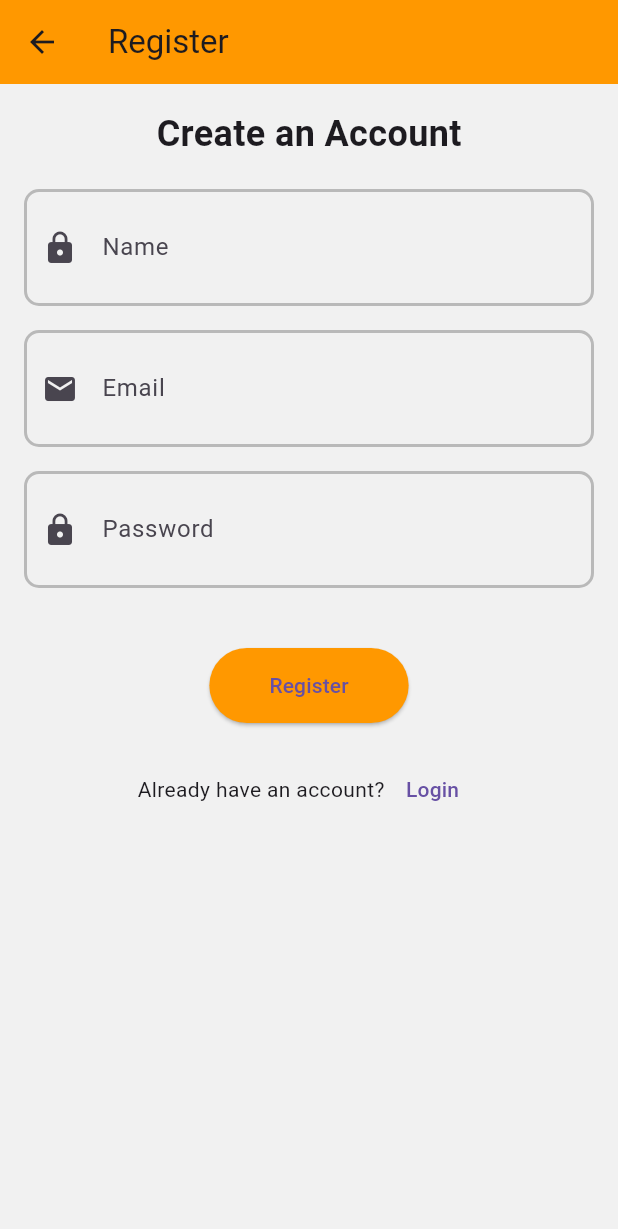
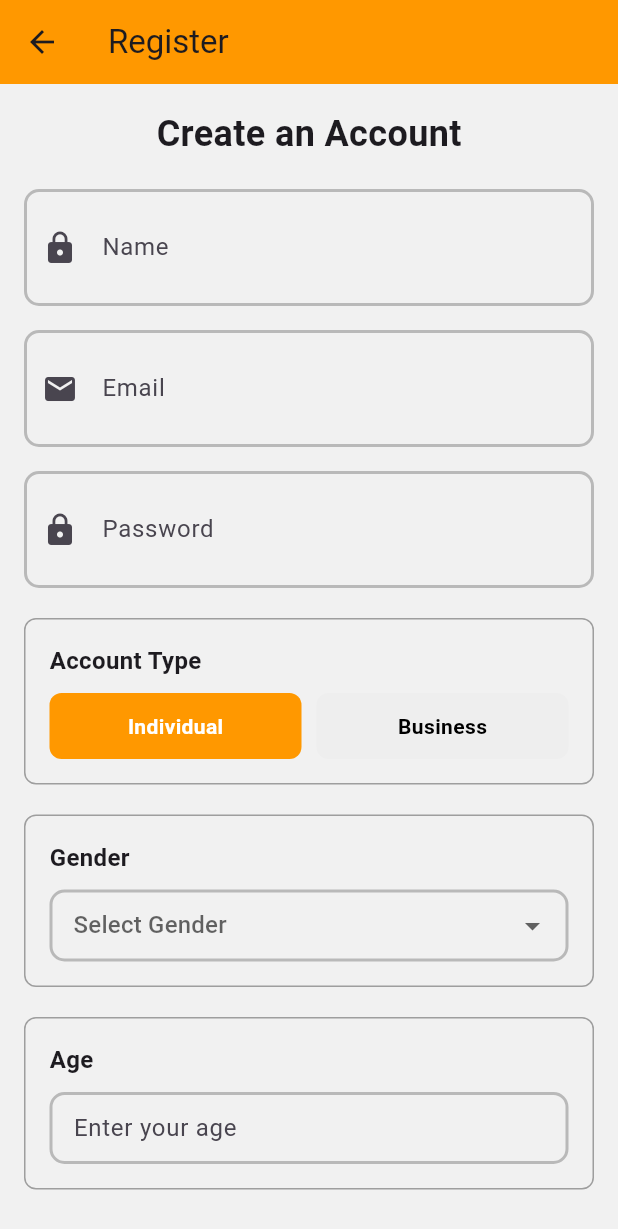
Before and after one commit to Samuelputeho/vandacoo, a Flutter app: the RegistrationScreen screen opened directly, on a phone screen of 412 x 824 dp. Shown: the top 1229 px of the screen. Run offline on Flutter 3.47's test engine with Material 3 defaults, Android fonts, the phone set to English and light mode, and no system bars; our stand-ins replace bloc, flutter_bloc, fpdart, get_it, image_picker, shared_preferences and 2 more; accounts and stored records are empty; network calls fail.

Commit message:
30/12/2024

```diff
--- a/lib/core/common/entities/user_entity.dart
+++ b/lib/core/common/entities/user_entity.dart
@@ -4,6 +4,9 @@ class UserEntity {
   final String bio;
   final String email;
   final String id;
+  final String accountType;
+  final String gender;
+  final String age;
   final bool hasSeenIntroVideo;
 
   UserEntity({
@@ -13,6 +16,9 @@ class UserEntity {
     required this.email,
     required this.id,
     this.hasSeenIntroVideo = false,
+    required this.accountType,
+    required this.gender,
+    required this.age,
   });
 
   Map<String, dynamic> toJson() => {
@@ -22,5 +28,8 @@ class UserEntity {
         'bio': bio,
         'propic': propic,
         'hasSeenIntroVideo': hasSeenIntroVideo,
+        'accountType': accountType,
+        'gender': gender,
+        'age': age,
       };
 }
--- a/lib/features/auth/data/models/user_model.dart
+++ b/lib/core/common/models/user_model.dart
@@ -7,6 +7,9 @@ class UserModel extends UserEntity {
     required super.id,
     required super.propic,
     required super.bio,
+    required super.accountType,
+    required super.gender,
+    required super.age,
     super.hasSeenIntroVideo,
   });
 
@@ -18,6 +21,9 @@ class UserModel extends UserEntity {
       propic: map['propic'] ?? '',
       bio: map['bio'] ?? '',
       hasSeenIntroVideo: map['has_seen_intro_video'] ?? false,
+      accountType: map['account_type'] ?? '',
+      gender: map['gender'] ?? '',
+      age: map['age'] ?? '',
     );
   }
   @override
@@ -28,6 +34,9 @@ class UserModel extends UserEntity {
         'bio': bio,
         'propic': propic,
         'has_seen_intro_video': hasSeenIntroVideo,
+        'account_type': accountType,
+        'gender': gender,
+        'age': age,
       };
   UserModel copyWith({
     String? id,
@@ -36,6 +45,9 @@ class UserModel extends UserEntity {
     String? propic,
     String? bio,
     bool? hasSeenIntroVideo,
+    String? accountType,
+    String? gender,
+    String? age,
   }) {
     return UserModel(
       id: id ?? this.id,
@@ -44,6 +56,9 @@ class UserModel extends UserEntity {
       propic: propic ?? this.propic,
       bio: bio ?? this.bio,
       hasSeenIntroVideo: hasSeenIntroVideo ?? this.hasSeenIntroVideo,
+      accountType: accountType ?? this.accountType,
+      gender: gender ?? this.gender,
+      age: age ?? this.age,
     );
   }
 }
--- a/lib/features/auth/data/datasources/auth_remote_data_source.dart
+++ b/lib/features/auth/data/datasources/auth_remote_data_source.dart
@@ -3,7 +3,7 @@ import 'dart:io';
 
 import 'package:supabase_flutter/supabase_flutter.dart';
 import 'package:vandacoo/core/error/exceptions.dart';
-import 'package:vandacoo/features/auth/data/models/user_model.dart';
+import 'package:vandacoo/core/common/models/user_model.dart';
 
 abstract interface class AuthRemoteDataSource {
   Session? get currentUserSession;
@@ -11,6 +11,9 @@ abstract interface class AuthRemoteDataSource {
     required String name,
     required String email,
     required String password,
+    required String accountType,
+    required String gender,
+    required String age,
   });
 
   Future<void> updateUserProfile({
@@ -89,11 +92,17 @@ class AuthRemoteDataSourceImpl implements AuthRemoteDataSource {
     required String name,
     required String email,
     required String password,
+    required String accountType,
+    required String gender,
+    required String age,
   }) async {
     try {
       final response = await supabaseClient.auth
           .signUp(password: password, email: email, data: {
         'name': name,
+        'account_type': accountType,
+        'gender': gender,
+        'age': age,
       });
 
       if (response.user == null) {
@@ -108,6 +117,9 @@ class AuthRemoteDataSourceImpl implements AuthRemoteDataSource {
         'bio': '',
         'propic': '',
         'has_seen_intro_video': false,
+        'account_type': accountType,
+        'gender': gender,
+        'age': age,
       });
 
       // Get the created profile
@@ -120,6 +132,7 @@ class AuthRemoteDataSourceImpl implements AuthRemoteDataSource {
       return UserModel.fromJson(userData).copyWith(
         email: response.user!.email,
         hasSeenIntroVideo: false,
+        age: age,
       );
     } catch (e) {
       throw ServerException(
--- a/lib/features/auth/data/repositories/auth_repository_impl.dart
+++ b/lib/features/auth/data/repositories/auth_repository_impl.dart
@@ -54,12 +54,18 @@ class AuthRepositoryImpl implements AuthRepository {
     required String name,
     required String email,
     required String password,
+    required String accountType,
+    required String gender,
+    required String age,
   }) async {
     return _getUser(
       () async => await remoteDataSource.signUpWithEmailPassword(
         name: name,
         email: email,
         password: password,
+        accountType: accountType,
+        gender: gender,
+        age: age,
       ),
     );
   }
--- a/lib/features/auth/domain/repository/auth_repository.dart
+++ b/lib/features/auth/domain/repository/auth_repository.dart
@@ -9,6 +9,9 @@ abstract interface class AuthRepository {
     required String name,
     required String email,
     required String password,
+    required String accountType,
+    required String gender,
+    required String age,
   });
 
   Future<Either<Failure, void>> logout();
--- a/lib/features/auth/domain/usecase/user_sign_up.dart
+++ b/lib/features/auth/domain/usecase/user_sign_up.dart
@@ -1,4 +1,3 @@
-
 import 'package:fpdart/fpdart.dart';
 import 'package:vandacoo/core/common/entities/user_entity.dart';
 import 'package:vandacoo/core/error/failure.dart';
@@ -14,6 +13,9 @@ class UserSignUp implements UseCase<UserEntity, UserSignUpParams> {
       name: params.name,
       email: params.email,
       password: params.password,
+      accountType: params.accountType,
+      gender: params.gender,
+      age: params.age,
     );
   }
 }
@@ -22,9 +24,15 @@ class UserSignUpParams {
   final String email;
   final String password;
   final String name;
+  final String accountType;
+  final String gender;
+  final String age;
   UserSignUpParams({
     required this.password,
     required this.name,
     required this.email,
+    required this.accountType,
+    required this.gender,
+    required this.age,
   });
 }
--- a/lib/features/auth/presentation/bloc/auth_bloc.dart
+++ b/lib/features/auth/presentation/bloc/auth_bloc.dart
@@ -5,7 +5,7 @@ import 'package:flutter_bloc/flutter_bloc.dart';
 import 'package:vandacoo/core/common/cubits/app_user/app_user_cubit.dart';
 import 'package:vandacoo/core/common/entities/user_entity.dart';
 import 'package:vandacoo/core/usecase/usecase.dart';
-import 'package:vandacoo/features/auth/data/models/user_model.dart';
+import 'package:vandacoo/core/common/models/user_model.dart';
 import 'package:vandacoo/features/auth/domain/usecase/current_user.dart';
 import 'package:vandacoo/features/auth/domain/usecase/user_login.dart';
 import 'package:vandacoo/features/auth/domain/usecase/user_sign_up.dart';
@@ -73,6 +73,9 @@ class AuthBloc extends Bloc<AuthEvent, AuthState> {
         password: event.password,
         name: event.name,
         email: event.email,
+        accountType: event.accountType,
+        gender: event.gender,
+        age: event.age,
       ),
     );
 
@@ -157,6 +160,9 @@ class AuthBloc extends Bloc<AuthEvent, AuthState> {
             name: event.name ?? currentUser.name,
             bio: event.bio ?? currentUser.bio,
             propic: currentUser.propic, // Keep existing propic if no new image
+            accountType: currentUser.accountType,
+            gender: currentUser.gender,
+            age: currentUser.age,
           );
 
           // Only update propic if a new image was provided
@@ -167,6 +173,9 @@ class AuthBloc extends Bloc<AuthEvent, AuthState> {
               name: updatedUser.name,
               bio: updatedUser.bio,
               propic: event.imagePath!.path,
+              accountType: updatedUser.accountType,
+              gender: updatedUser.gender,
+              age: updatedUser.age,
             );
           }
 
@@ -200,6 +209,9 @@ class AuthBloc extends Bloc<AuthEvent, AuthState> {
           bio: currentUser.bio,
           propic: currentUser.propic,
           hasSeenIntroVideo: true,
+          accountType: currentUser.accountType,
+          gender: currentUser.gender,
+          age: currentUser.age,
         );
         _appUserCubit.updateUser(updatedUser);
         emit(AuthSuccess(updatedUser));
--- a/lib/features/auth/presentation/bloc/auth_event.dart
+++ b/lib/features/auth/presentation/bloc/auth_event.dart
@@ -7,11 +7,16 @@ final class AuthSignUp extends AuthEvent {
   final String name;
   final String password;
   final String email;
-
+  final String accountType;
+  final String gender;
+  final String age;
   AuthSignUp({
     required this.name,
     required this.password,
     required this.email,
+    required this.accountType,
+    required this.gender,
+    required this.age,
   });
 }
 
--- a/lib/features/auth/presentation/pages/login_page.dart
+++ b/lib/features/auth/presentation/pages/login_page.dart
@@ -47,7 +47,8 @@ class _LoginScreenState extends State<LoginScreen> {
               Navigator.pushReplacement(
                 context,
                 MaterialPageRoute(
-                    builder: (context) => const BottomNavigationBarScreen()),
+                  builder: (context) => const BottomNavigationBarScreen(),
+                ),
               );
             }
           },
--- a/lib/features/auth/presentation/pages/register_page.dart
+++ b/lib/features/auth/presentation/pages/register_page.dart
@@ -4,7 +4,9 @@ import 'package:vandacoo/core/common/widgets/loader.dart';
 import 'package:vandacoo/core/utils/show_snackbar.dart';
 import 'package:vandacoo/features/auth/presentation/bloc/auth_bloc.dart';
 import 'package:vandacoo/features/auth/presentation/widgets/auth_field.dart';
-// Import the AuthField widget
+import 'package:vandacoo/features/auth/presentation/widgets/account_type_toggle.dart';
+import 'package:vandacoo/features/auth/presentation/widgets/gender_dropdown.dart';
+import 'package:vandacoo/features/auth/presentation/widgets/age.dart';
 
 class RegistrationScreen extends StatefulWidget {
   const RegistrationScreen({super.key});
@@ -17,14 +19,17 @@ class _RegistrationScreenState extends State<RegistrationScreen> {
   final nameController = TextEditingController();
   final emailController = TextEditingController();
   final passwordController = TextEditingController();
+  final ageController = TextEditingController();
   final formKey = GlobalKey<FormState>();
-  String? _accountType; // Variable to hold the selected account type
+  String _accountType = 'individual';
+  String? _selectedGender;
 
   @override
   void dispose() {
     nameController.dispose();
     emailController.dispose();
     passwordController.dispose();
+    ageController.dispose();
     super.dispose();
   }
 
@@ -59,8 +64,6 @@ class _RegistrationScreenState extends State<RegistrationScreen> {
                           TextStyle(fontSize: 24, fontWeight: FontWeight.bold),
                     ),
                     const SizedBox(height: 20),
-
-                    // Name Field
                     AuthField(
                       controller: nameController,
                       hintText: 'Name',
@@ -71,10 +74,7 @@ class _RegistrationScreenState extends State<RegistrationScreen> {
                         return null;
                       },
                     ),
-
                     const SizedBox(height: 16),
-
-                    // Email Field
                     AuthField(
                       controller: emailController,
                       hintText: 'Email',
@@ -88,10 +88,7 @@ class _RegistrationScreenState extends State<RegistrationScreen> {
                         return null;
                       },
                     ),
-
                     const SizedBox(height: 16),
-
-                    // Password Field
                     AuthField(
                       controller: passwordController,
                       hintText: 'Password',
@@ -103,69 +100,32 @@ class _RegistrationScreenState extends State<RegistrationScreen> {
                         return null;
                       },
                     ),
-
                     const SizedBox(height: 20),
-
-                    // Account Type Selection (Personal or Business)
-                    // Container(
-                    //   padding: const EdgeInsets.all(16.0),
-                    //   decoration: BoxDecoration(
-                    //     border: Border.all(color: Colors.grey),
-                    //     borderRadius: BorderRadius.circular(8.0),
-                    //   ),
-                    //   child: Column(
-                    //     crossAxisAlignment: CrossAxisAlignment.start,
-                    //     children: [
-                    //       const Text('Account Type',
-                    //           style: TextStyle(fontSize: 16)),
-                    //       const SizedBox(height: 10),
-                    //       ListTile(
-                    //         title: Container(
-                    //           padding: const EdgeInsets.all(8.0),
-                    //           decoration: BoxDecoration(
-                    //             border: Border.all(color: Colors.grey),
-                    //             borderRadius: BorderRadius.circular(4.0),
-                    //           ),
-                    //           child: const Text('Personal'),
-                    //         ),
-                    //         leading: Radio<String>(
-                    //           value: 'personal',
-                    //           groupValue: _accountType,
-                    //           onChanged: (value) {
-                    //             setState(() {
-                    //               _accountType =
-                    //                   value; // Update the selected account type
-                    //             });
-                    //           },
-                    //         ),
-                    //       ),
-                    //       ListTile(
-                    //         title: Container(
-                    //           padding: const EdgeInsets.all(8.0),
-                    //           decoration: BoxDecoration(
-                    //             border: Border.all(color: Colors.grey),
-                    //             borderRadius: BorderRadius.circular(4.0),
-                    //           ),
-                    //           child: const Text('Business'),
-                    //         ),
-                    //         leading: Radio<String>(
-                    //           value: 'business',
-                    //           groupValue: _accountType,
-                    //           onChanged: (value) {
-                    //             setState(() {
-                    //               _accountType =
-                    //                   value; // Update the selected account type
-                    //             });
-                    //           },
-                    //         ),
-                    //       ),
-                    //     ],
-                    //   ),
-                    // ),
-
+                    AccountTypeToggle(
+                      selectedType: _accountType,
+                      onTypeChanged: (type) {
+                        setState(() {
+                          _accountType = type;
+                        });
+                      },
+                    ),
                     const SizedBox(height: 20),
-
-                    // Register Button
+                    GenderDropDown(
+                      selectedGender: _selectedGender,
+                      onGenderChanged: (gender) {
+                        setState(() {
+                          _selectedGender = gender;
+                        });
+                      },
+                    ),
+                    const SizedBox(height: 20),
+                    AgeInputField(
+                      controller: ageController,
+                      onChanged: (value) {
+                        setState(() {});
+                      },
+                    ),
+                    const SizedBox(height: 20),
                     ElevatedButton(
                       onPressed: () {
                         if (formKey.currentState!.validate()) {
@@ -174,28 +134,28 @@ class _RegistrationScreenState extends State<RegistrationScreen> {
                                   name: nameController.text.trim(),
                                   password: passwordController.text.trim(),
                                   email: emailController.text.trim(),
+                                  accountType: _accountType,
+                                  gender: _selectedGender!,
+                                  age: ageController.text.trim(),
                                 ),
                               );
                         }
                       },
                       style: ElevatedButton.styleFrom(
-                        backgroundColor: Colors.orange, // Background color
+                        backgroundColor: Colors.orange,
                         padding: const EdgeInsets.symmetric(
                             horizontal: 40, vertical: 15),
                       ),
                       child: const Text('Register'),
                     ),
-
                     const SizedBox(height: 20),
-
-                    // Navigate to Login Screen if already have an account
                     Row(
                       mainAxisAlignment: MainAxisAlignment.center,
                       children: [
                         const Text('Already have an account?'),
                         TextButton(
                           onPressed: () {
-                            Navigator.pop(context); // Go back to login screen
+                            Navigator.pop(context);
                           },
                           child: const Text('Login'),
                         ),
--- /dev/null
+++ b/lib/features/auth/presentation/widgets/account_type_toggle.dart
@@ -0,0 +1,86 @@
+import 'package:flutter/material.dart';
+
+class AccountTypeToggle extends StatelessWidget {
+  final String selectedType;
+  final Function(String) onTypeChanged;
+
+  const AccountTypeToggle({
+    super.key,
+    required this.selectedType,
+    required this.onTypeChanged,
+  });
+
+  @override
+  Widget build(BuildContext context) {
+    return Container(
+      padding: const EdgeInsets.all(16.0),
+      decoration: BoxDecoration(
+        border: Border.all(color: Colors.grey),
+        borderRadius: BorderRadius.circular(8.0),
+      ),
+      child: Column(
+        crossAxisAlignment: CrossAxisAlignment.start,
+        children: [
+          const Text('Account Type',
+              style: TextStyle(fontSize: 16, fontWeight: FontWeight.bold)),
+          const SizedBox(height: 10),
+          Row(
+            children: [
+              Expanded(
+                child: GestureDetector(
+                  onTap: () => onTypeChanged('individual'),
+                  child: Container(
+                    padding: const EdgeInsets.all(12),
+                    decoration: BoxDecoration(
+                      color: selectedType == 'individual'
+                          ? Colors.orange
+                          : Colors.grey[200],
+                      borderRadius: BorderRadius.circular(8),
+                    ),
+                    child: Center(
+                      child: Text(
+                        'Individual',
+                        style: TextStyle(
+                          color: selectedType == 'individual'
+                              ? Colors.white
+                              : Colors.black,
+                          fontWeight: FontWeight.bold,
+                        ),
+                      ),
+                    ),
+                  ),
+                ),
+              ),
+              const SizedBox(width: 10),
+              Expanded(
+                child: GestureDetector(
+                  onTap: () => onTypeChanged('business'),
+                  child: Container(
+                    padding: const EdgeInsets.all(12),
+                    decoration: BoxDecoration(
+                      color: selectedType == 'business'
+                          ? Colors.orange
+                          : Colors.grey[200],
+                      borderRadius: BorderRadius.circular(8),
+                    ),
+                    child: Center(
+                      child: Text(
+                        'Business',
+                        style: TextStyle(
+                          color: selectedType == 'business'
+                              ? Colors.white
+                              : Colors.black,
+                          fontWeight: FontWeight.bold,
+                        ),
+                      ),
+                    ),
+                  ),
+                ),
+              ),
+            ],
+          ),
+        ],
+      ),
+    );
+  }
+}
--- /dev/null
+++ b/lib/features/auth/presentation/widgets/age.dart
@@ -0,0 +1,69 @@
+import 'package:flutter/material.dart';
+import 'package:flutter/services.dart';
+
+class AgeInputField extends StatelessWidget {
+  final TextEditingController controller;
+  final Function(String)? onChanged;
+
+  const AgeInputField({
+    super.key,
+    required this.controller,
+    this.onChanged,
+  });
+
+  @override
+  Widget build(BuildContext context) {
+    return Container(
+      padding: const EdgeInsets.all(16.0),
+      decoration: BoxDecoration(
+        border: Border.all(color: Colors.grey),
+        borderRadius: BorderRadius.circular(8.0),
+      ),
+      child: Column(
+        crossAxisAlignment: CrossAxisAlignment.start,
+        children: [
+          const Text(
+            'Age',
+            style: TextStyle(fontSize: 16, fontWeight: FontWeight.bold),
+          ),
+          const SizedBox(height: 10),
+          TextFormField(
+            controller: controller,
+            keyboardType: TextInputType.number,
+            inputFormatters: [
+              FilteringTextInputFormatter.digitsOnly,
+              LengthLimitingTextInputFormatter(2),
+            ],
+            decoration: InputDecoration(
+              hintText: 'Enter your age',
+              border: OutlineInputBorder(
+                borderRadius: BorderRadius.circular(8),
+              ),
+              contentPadding: const EdgeInsets.symmetric(
+                horizontal: 12,
+                vertical: 8,
+              ),
+            ),
+            validator: (value) {
+              if (value == null || value.isEmpty) {
+                return 'Please enter your age';
+              }
+              final age = int.tryParse(value);
+              if (age == null) {
+                return 'Please enter a valid age';
+              }
+              if (age < 13) {
+                return 'You must be at least 13 years old';
+              }
+              if (age > 99) {
+                return 'Please enter a valid age';
+              }
+              return null;
+            },
+            onChanged: onChanged,
+          ),
+        ],
+      ),
+    );
+  }
+}
--- /dev/null
+++ b/lib/features/auth/presentation/widgets/gender_dropdown.dart
@@ -0,0 +1,57 @@
+import 'package:flutter/material.dart';
+
+class GenderDropDown extends StatelessWidget {
+  final String? selectedGender;
+  final Function(String?) onGenderChanged;
+  final List<String> genderOptions;
+
+  const GenderDropDown({
+    super.key,
+    required this.selectedGender,
+    required this.onGenderChanged,
+    this.genderOptions = const ['Male', 'Female', 'Prefer not to say'],
+  });
+
+  @override
+  Widget build(BuildContext context) {
+    return Container(
+      padding: const EdgeInsets.all(16.0),
+      decoration: BoxDecoration(
+        border: Border.all(color: Colors.grey),
+        borderRadius: BorderRadius.circular(8.0),
+      ),
+      child: Column(
+        crossAxisAlignment: CrossAxisAlignment.start,
+        children: [
+          const Text('Gender',
+              style: TextStyle(fontSize: 16, fontWeight: FontWeight.bold)),
+          const SizedBox(height: 10),
+          DropdownButtonFormField<String>(
+            value: selectedGender,
+            decoration: InputDecoration(
+              border: OutlineInputBorder(
+                borderRadius: BorderRadius.circular(8),
+              ),
+              contentPadding:
+                  const EdgeInsets.symmetric(horizontal: 12, vertical: 8),
+            ),
+            hint: const Text('Select Gender'),
+            items: genderOptions.map((String gender) {
+              return DropdownMenuItem(
+                value: gender,
+                child: Text(gender),
+              );
+            }).toList(),
+            validator: (value) {
+              if (value == null || value.isEmpty) {
+                return 'Please select your gender';
+              }
+              return null;
+            },
+            onChanged: onGenderChanged,
+          ),
+        ],
+      ),
+    );
+  }
+}
--- a/lib/screens/messages/messages_screen.dart
+++ b/lib/screens/messages/messages_screen.dart
@@ -180,6 +180,9 @@ class _MessagesScreenState extends State<MessagesScreen> {
                           name: 'User $otherUserId',
                           email: '',
                           bio: '',
+                          accountType: 'individual',
+                          gender: 'Prefer not to say',
+                          age: '13s',
                         );
 
                     return MessageScreenTile(
```
